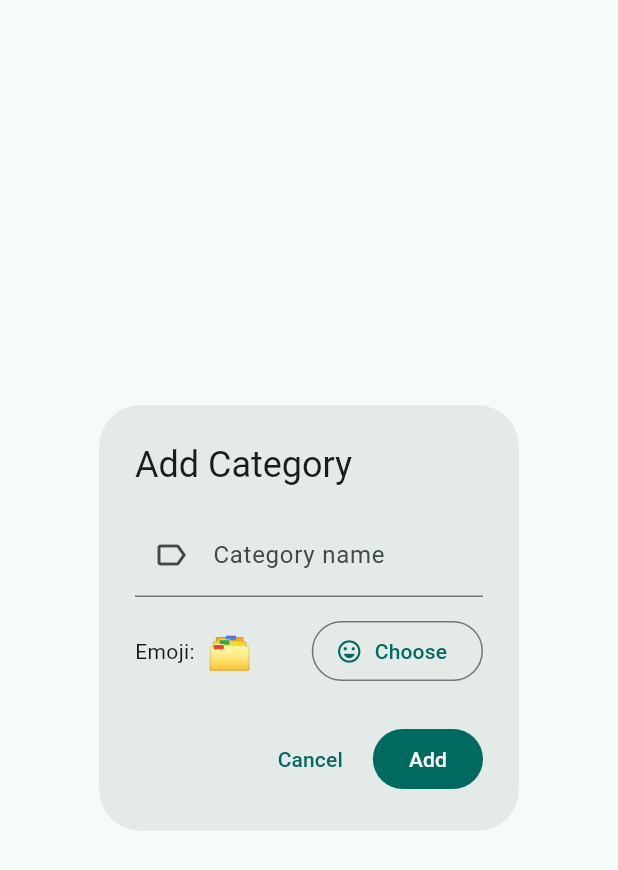
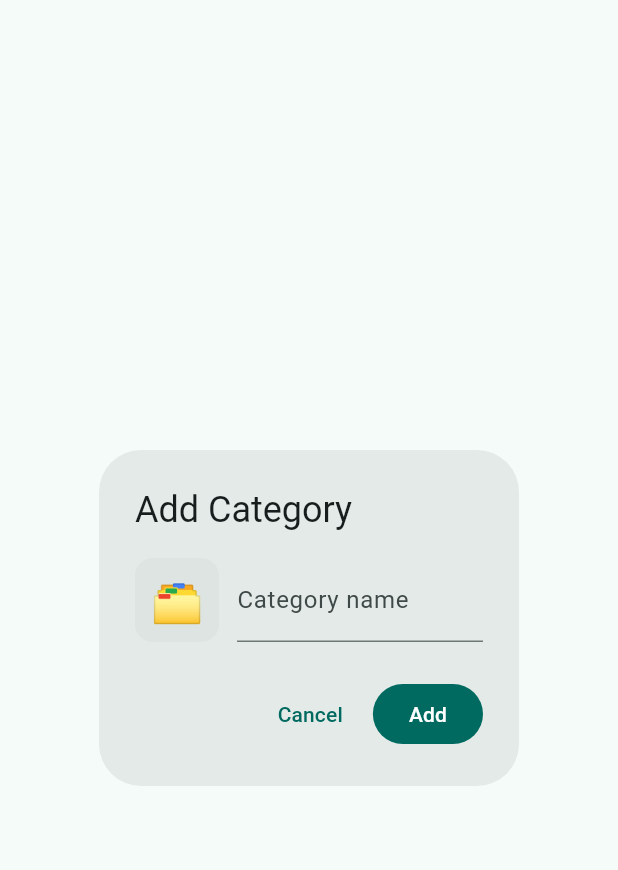
Before and after one commit to PabloSczn/truly-budget, a Flutter app: the AddCategoryDialog widget shown alone on an empty page, opened directly, on a phone screen of 412 x 824 dp. Shown: the top 870 px of the screen. Run offline on Flutter 3.47's test engine with Material 3 defaults, Android fonts, the phone set to English and light mode, and no system bars; our stand-ins replace fl_chart, shared_preferences; accounts and stored records are empty.

Commit message:
emoji selector

```diff
--- a/lib/widgets/add_category_dialog.dart
+++ b/lib/widgets/add_category_dialog.dart
@@ -19,43 +19,50 @@ class _AddCategoryDialogState extends State<AddCategoryDialog> {
     super.dispose();
   }
 
+  Future<void> _pickEmoji() async {
+    final e = await pickEmoji(context);
+    if (e != null && e.isNotEmpty) {
+      setState(() => selectedEmoji = e);
+    }
+  }
+
   @override
   Widget build(BuildContext context) {
     return AlertDialog(
       title: const Text('Add Category'),
       content: Form(
         key: _formKey,
-        child: Column(
-          mainAxisSize: MainAxisSize.min,
+        child: Row(
+          crossAxisAlignment: CrossAxisAlignment.start,
           children: [
-            TextFormField(
-              controller: nameCtrl,
-              decoration: const InputDecoration(
-                labelText: 'Category name',
-                prefixIcon: Icon(Icons.label_outline),
+            // Leading emoji acts as the selector button
+            InkWell(
+              borderRadius: BorderRadius.circular(12),
+              onTap: _pickEmoji,
+              child: Container(
+                width: 56,
+                height: 56,
+                alignment: Alignment.center,
+                decoration: BoxDecoration(
+                  color: Theme.of(context).colorScheme.surfaceContainerHighest,
+                  borderRadius: BorderRadius.circular(12),
+                ),
+                child:
+                    Text(selectedEmoji, style: const TextStyle(fontSize: 28)),
               ),
-              validator: (v) => (v == null || v.trim().isEmpty)
-                  ? 'Please enter a name'
-                  : null,
             ),
-            const SizedBox(height: 12),
-            Row(
-              children: [
-                Text('Emoji:', style: Theme.of(context).textTheme.bodyMedium),
-                const SizedBox(width: 8),
-                Text(selectedEmoji, style: const TextStyle(fontSize: 24)),
-                const Spacer(),
-                OutlinedButton.icon(
-                  icon: const Icon(Icons.emoji_emotions_outlined),
-                  label: const Text('Choose'),
-                  onPressed: () async {
-                    final e = await pickEmoji(context);
-                    if (e != null && e.isNotEmpty) {
-                      setState(() => selectedEmoji = e);
-                    }
-                  },
+            const SizedBox(width: 12),
+            Expanded(
+              child: TextFormField(
+                controller: nameCtrl,
+                decoration: const InputDecoration(
+                  labelText: 'Category name',
+                  hintText: 'e.g. Groceries',
                 ),
-              ],
+                validator: (v) => (v == null || v.trim().isEmpty)
+                    ? 'Please enter a name'
+                    : null,
+              ),
             ),
           ],
         ),
```
Also changed, not shown: lib/screens/add_income_screen.dart (+49 -20 lines), lib/screens/category_detail_screen.dart (+46 -18 lines), lib/widgets/emoji_selector.dart (+137 -6 lines).
